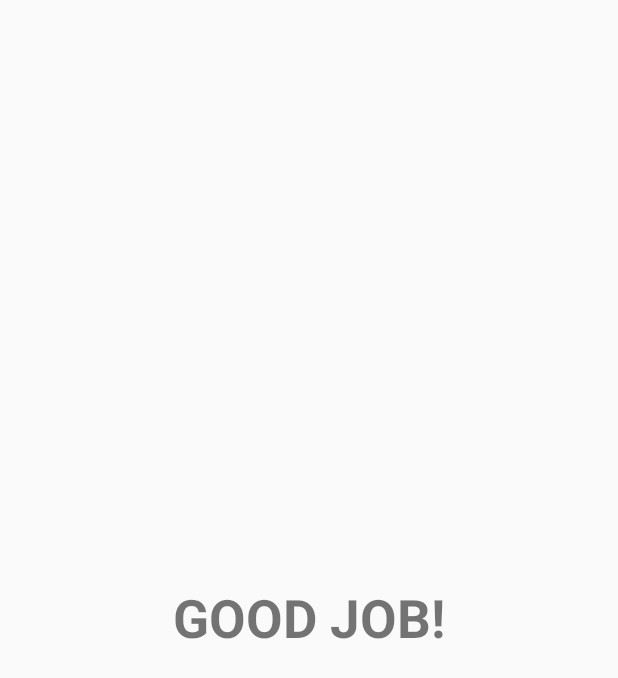
After one commit to wkojiro/DriveNote_dev001, an Android app: the ArrivalActivity screen opened directly, with no data from a screen before it, on a phone screen of 412 x 824 dp. The commit adds this screen. Shown: the top 678 px of the screen. Run offline under Robolectric (Android 15) with nearby library versions, the phone set to English and light mode, and no system bars.

Commit message:
GoodJob Activity, Sound added

```diff
--- a/app/build.gradle
+++ b/app/build.gradle
@@ -28,6 +28,8 @@ dependencies {
     //Boltsを追加してみた
 
     //Boltsを追加してみた
+
+
     compile 'com.android.support:appcompat-v7:25.2.0'
     compile 'com.android.support.constraint:constraint-layout:1.0.1'
     compile 'com.android.support:design:25.2.0'
@@ -39,7 +41,6 @@ dependencies {
     compile 'com.google.android.gms:play-services-ads:9.0.1'
     compile 'com.parse.bolts:bolts-tasks:1.4.0'
     compile 'com.parse.bolts:bolts-applinks:1.4.0'
-
     compile 'gr.pantrif:easy-android-splash-screen:0.0.1'
     testCompile 'junit:junit:4.12'
 }
--- /dev/null
+++ b/app/src/main/java/jp/techacademy/wakabayashi/kojiro/drivenote_dev001/Activities/ArrivalActivity.java
@@ -0,0 +1,30 @@
+package jp.techacademy.wakabayashi.kojiro.drivenote_dev001.Activities;
+
+import android.content.Intent;
+import android.support.v7.app.AppCompatActivity;
+import android.os.Bundle;
+import android.util.Log;
+import android.view.MotionEvent;
+
+import jp.techacademy.wakabayashi.kojiro.drivenote_dev001.R;
+import jp.techacademy.wakabayashi.kojiro.drivenote_dev001.Utils;
+
+public class ArrivalActivity extends AppCompatActivity {
+
+    @Override
+    protected void onCreate(Bundle savedInstanceState) {
+        super.onCreate(savedInstanceState);
+        setContentView(R.layout.activity_arrival);
+
+    }
+
+    @Override
+    public boolean onTouchEvent(MotionEvent event) {
+        Log.d("TouchEvent", "X:" + event.getX() + ",Y:" + event.getY());
+        finish();
+        Intent intent = new Intent(this, MainActivity.class);
+       // intent.setFlags(Intent.FLAG_ACTIVITY_CLEAR_TOP | Intent.FLAG_ACTIVITY_NEW_TASK);
+        startActivity(intent);
+        return true;
+    }
+}
--- /dev/null
+++ b/app/src/main/res/layout/activity_arrival.xml
@@ -0,0 +1,29 @@
+<?xml version="1.0" encoding="utf-8"?>
+<LinearLayout
+    xmlns:android="http://schemas.android.com/apk/res/android"
+    xmlns:app="http://schemas.android.com/apk/res-auto"
+    xmlns:tools="http://schemas.android.com/tools"
+    android:layout_width="match_parent"
+    android:layout_height="match_parent"
+    android:orientation="vertical"
+    android:paddingBottom="@dimen/activity_vertical_margin"
+    android:paddingLeft="@dimen/activity_horizontal_margin"
+    android:paddingRight="@dimen/activity_horizontal_margin"
+    android:paddingTop="@dimen/activity_vertical_margin"
+    android:gravity="center"
+    tools:context="jp.techacademy.wakabayashi.kojiro.drivenote_dev001.Activities.ArrivalActivity">
+
+
+
+        <TextView
+            android:id="@+id/textView"
+            android:layout_width="wrap_content"
+            android:layout_height="wrap_content"
+            android:gravity="center"
+
+            android:text="GOOD JOB!"
+            android:textSize="35dp"
+            android:textStyle="bold"/>
+
+
+</LinearLayout>
--- a/app/src/main/res/layout/app_bar_main.xml
+++ b/app/src/main/res/layout/app_bar_main.xml
@@ -26,6 +26,7 @@
 
     </android.support.design.widget.AppBarLayout>
 
+    <!--
     <android.support.design.widget.AppBarLayout
         android:id="@+id/appbar2"
         android:layout_width="match_parent"
@@ -45,6 +46,7 @@
             app:subtitleTextColor="@color/colorlightGray"/>
 
     </android.support.design.widget.AppBarLayout>
+    -->
 
 <!-- Gmap -->
     <include layout="@layout/content_main"
@@ -155,7 +157,7 @@
         android:textAlignment="center"
         android:textSize="15sp"/>
 
-
+<!--
     <android.support.v7.widget.RecyclerView
         android:id="@+id/recyclerView"
         android:layout_width="match_parent"
@@ -164,6 +166,8 @@
         android:layout_marginTop="?attr/actionBarSize"
         app:layout_behavior="@string/bottom_sheet_behavior"
         app:behavior_peekHeight="80dp"/>
+        -->
+
 
 
 </android.support.design.widget.CoordinatorLayout>
```
Also changed, not shown: app/src/main/AndroidManifest.xml (+6 -4 lines), app/src/main/java/jp/techacademy/wakabayashi/kojiro/drivenote_dev001/Activities/MainActivity.java (+34 -14 lines), app/src/main/java/jp/techacademy/wakabayashi/kojiro/drivenote_dev001/LocationUpdatesService.java (+27 -5 lines), app/src/main/java/jp/techacademy/wakabayashi/kojiro/drivenote_dev001/Utils.java (+5 -3 lines), app/src/main/java/jp/techacademy/wakabayashi/kojiro/drivenote_dev001/fragments/FragmentModalBottomSheet.java (added, +71 -0 lines), app/src/main/res/layout/fragment_modal_bottomsheet.xml (+29 -12 lines).
